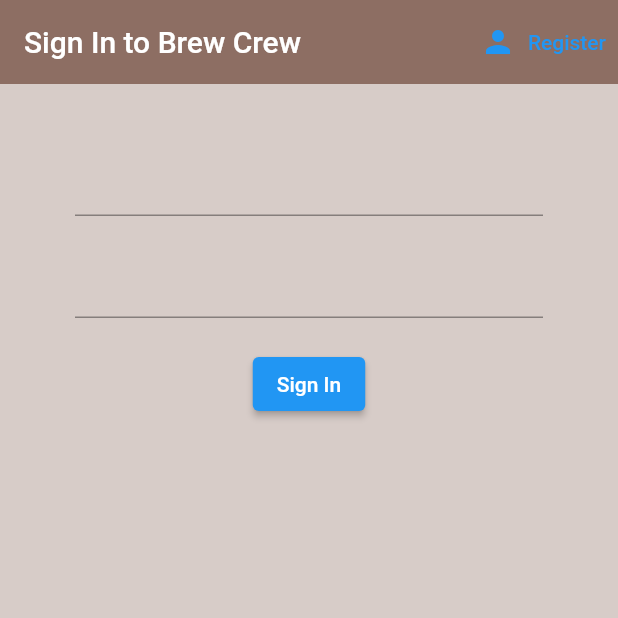
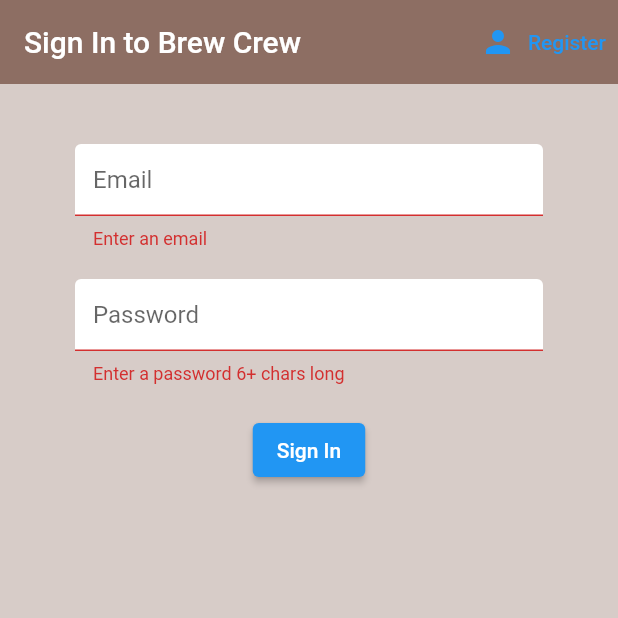
Before and after one commit to matthewyingtao/environ, a Flutter app: the screen it shows after launch, after a tap on "Sign In", on a phone screen of 412 x 824 dp, the top half of it. Run offline on Flutter 3.47's test engine with Material 2 defaults, Android fonts, the phone set to English and light mode, and no system bars; our stand-ins replace cloud_firestore, firebase_auth, firebase_core, flutter_spinkit; accounts and stored records are empty.

Commit message:
email+password signup brew model

```diff
--- a/lib/screens/authenticate/sign_in.dart
+++ b/lib/screens/authenticate/sign_in.dart
@@ -1,6 +1,7 @@
 import 'package:brewcrew/services/auth.dart';
+import 'package:brewcrew/shared/constants.dart';
+import 'package:brewcrew/shared/loading.dart';
 import 'package:flutter/material.dart';
-import 'package:firebase_core/firebase_core.dart';
 
 class SignIn extends StatefulWidget {
   final Function toggleView;
@@ -12,13 +13,19 @@ class SignIn extends StatefulWidget {
 
 class _SignInState extends State<SignIn> {
   final AuthService _auth = AuthService();
+  final _formKey = GlobalKey<FormState>();
+
+  bool loading = false;
 
   String email = '';
   String password = '';
+  String error = '';
 
   @override
   Widget build(BuildContext context) {
-    return Scaffold(
+    return loading
+        ? Loading()
+        : Scaffold(
             backgroundColor: Colors.brown[100],
             appBar: AppBar(
               backgroundColor: Colors.brown[400],
@@ -36,12 +43,17 @@ class _SignInState extends State<SignIn> {
             body: Container(
                 padding: EdgeInsets.symmetric(vertical: 20.0, horizontal: 50.0),
                 child: Form(
+                  key: _formKey,
                   child: Column(
                     children: <Widget>[
                       SizedBox(
                         height: 20.0,
                       ),
                       TextFormField(
+                        decoration:
+                            textInputDecoration.copyWith(hintText: "Email"),
+                        validator: (val) =>
+                            val.isEmpty ? "Enter an email" : null,
                         onChanged: (val) {
                           setState(() => email = val);
                         },
@@ -50,7 +62,12 @@ class _SignInState extends State<SignIn> {
                         height: 20.0,
                       ),
                       TextFormField(
+                        decoration:
+                            textInputDecoration.copyWith(hintText: "Password"),
                         obscureText: true,
+                        validator: (val) => val.length < 6
+                            ? "Enter a password 6+ chars long"
+                            : null,
                         onChanged: (val) {
                           setState(() => password = val);
                         },
@@ -60,14 +77,32 @@ class _SignInState extends State<SignIn> {
                       ),
                       ElevatedButton(
                         onPressed: () async {
-                    print(email);
-                    print(password);
+                          if (_formKey.currentState.validate()) {
+                            setState(() {
+                              loading = true;
+                            });
+                            dynamic result = await _auth
+                                .signInWithEmailAndPassword(email, password);
+                            if (result == null) {
+                              setState(() {
+                                error = "Something went wrong.";
+                                loading = false;
+                              });
+                            }
+                          }
                         },
                         child: Text(
                           "Sign In",
                           style: TextStyle(color: Colors.white),
                         ),
-                )
+                      ),
+                      SizedBox(
+                        height: 12.0,
+                      ),
+                      Text(
+                        error,
+                        style: TextStyle(color: Colors.red, fontSize: 14.4),
+                      ),
                     ],
                   ),
                 )),
--- /dev/null
+++ b/lib/services/database.dart
@@ -0,0 +1,6 @@
+import 'package:cloud_firestore/cloud_firestore.dart';
+
+class DatabaseService {
+  final CollectionReference brewCollection =
+      FirebaseFirestore.instance.collection("brews");
+}
--- /dev/null
+++ b/lib/shared/constants.dart
@@ -0,0 +1,9 @@
+import 'package:flutter/material.dart';
+
+const textInputDecoration = InputDecoration(
+    fillColor: Colors.white,
+    filled: true,
+    enabledBorder: OutlineInputBorder(
+        borderSide: BorderSide(color: Colors.white, width: 2.0)),
+    focusedBorder: OutlineInputBorder(
+        borderSide: BorderSide(color: Colors.pink, width: 2.0)));
--- a/pubspec.yaml
+++ b/pubspec.yaml
@@ -31,6 +31,7 @@ dependencies:
   firebase_auth: ^0.20.1
   cloud_firestore: ^0.16.0+1
   provider: ^4.3.3
+  flutter_spinkit: ^4.1.2+1
 
 dev_dependencies:
   flutter_test:
```
Also changed, not shown: lib/screens/authenticate/register.dart (+21 -6 lines), lib/services/auth.dart (+12 -0 lines), lib/shared/loading.dart (added, +17 -0 lines), pubspec.lock. Lines whose indentation alone changed are shown as unchanged.
